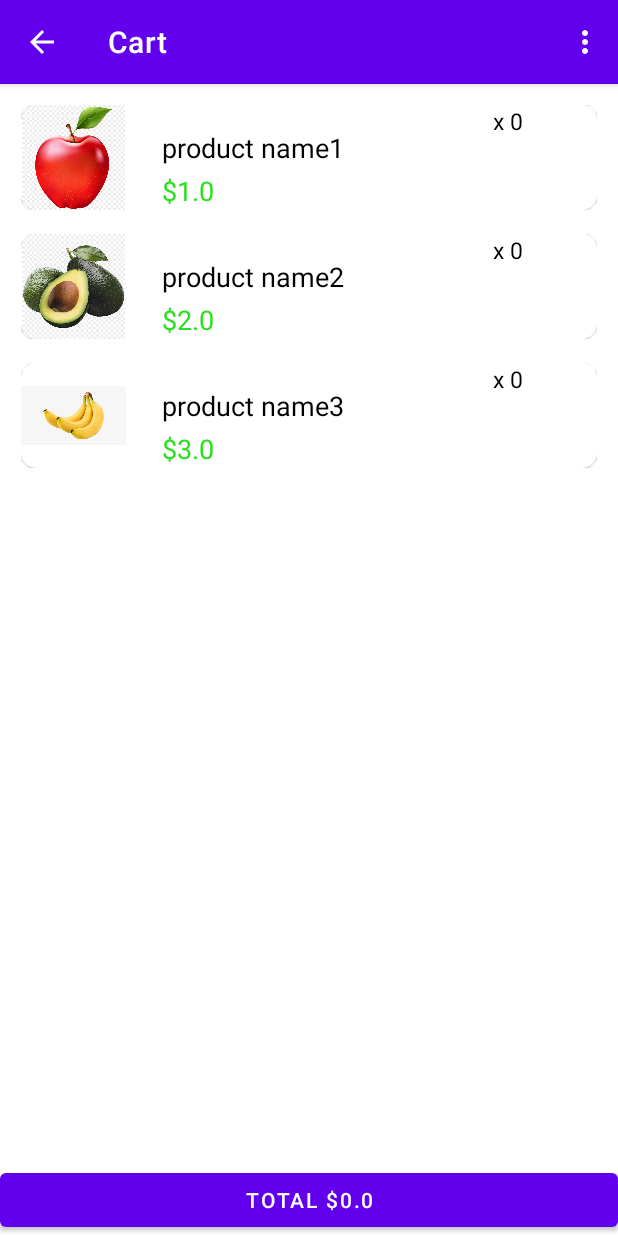
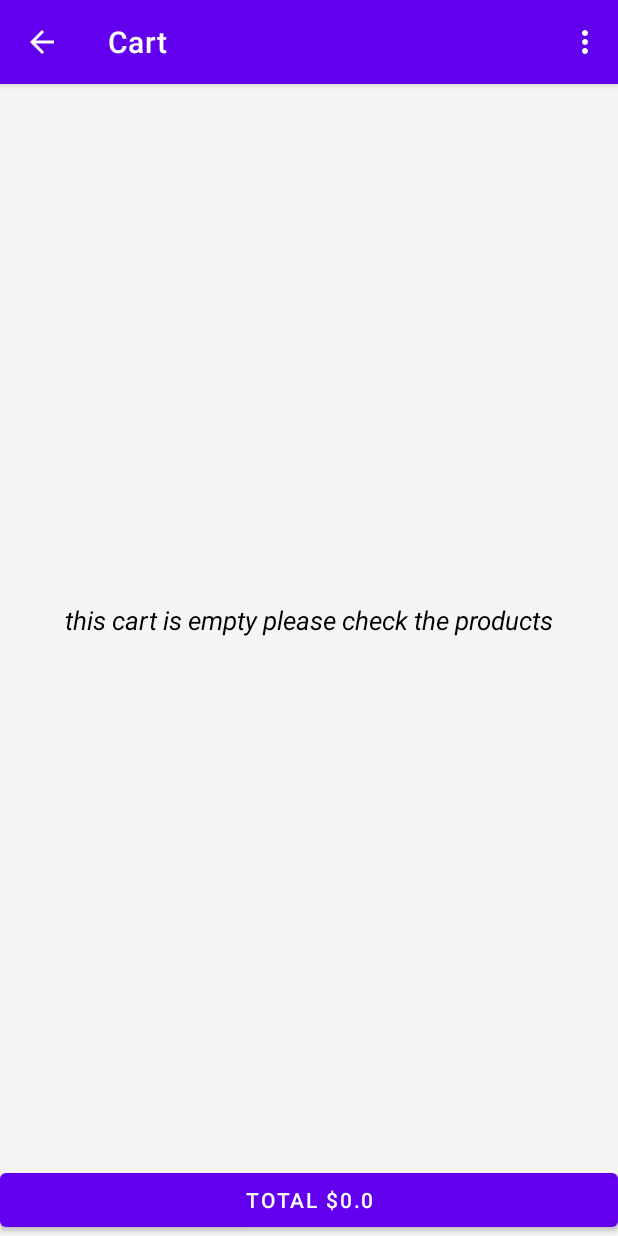
Before and after one commit to ibrahimabdellatif/instaCart, an Android app: the CartActivity screen opened directly, with no data from a screen before it, on a phone screen of 412 x 824 dp. Run offline under Robolectric (Android 15) with nearby library versions, the phone set to English and light mode, and no system bars; our stand-ins replace Room's generated code.

Commit message:
change background color of cart and show text message when cart is empty

```diff
--- a/app/src/main/java/com/example/instacart/CartActivity.java
+++ b/app/src/main/java/com/example/instacart/CartActivity.java
@@ -1,11 +1,13 @@
 package com.example.instacart;
 
 import android.os.Bundle;
+import android.util.Log;
 import android.view.Menu;
 import android.view.MenuInflater;
 import android.view.MenuItem;
 import android.view.View;
 import android.widget.Button;
+import android.widget.TextView;
 import android.widget.Toast;
 
 import androidx.annotation.NonNull;
@@ -28,6 +30,7 @@ public class CartActivity extends AppCompatActivity {
     private RecyclerView recyclerView;
     private RecyclerView.LayoutManager layoutManager;
     private CartAdapter adapter;
+    private TextView tvEmptyCart;
     private Button btnCheckout;
     private List<ProductItems> productList = new ArrayList<>();
     private ItemDetailsActivity detailsActivity = new ItemDetailsActivity();
@@ -43,7 +46,12 @@ public class CartActivity extends AppCompatActivity {
             @Override
             public void onChanged(List<ProductItems> productItems) {
                 adapter.setProductItem((ArrayList<ProductItems>) productItems);
-
+                if (productItems.size() == 0) {
+                    tvEmptyCart.setVisibility(View.VISIBLE);
+                } else {
+                    tvEmptyCart.setVisibility(View.GONE);
+                }
+                Log.d("recycler view cart", String.valueOf(productItems.size()));
             }
         });
 
@@ -58,6 +66,8 @@ public class CartActivity extends AppCompatActivity {
 
             }
         });
+        tvEmptyCart = findViewById(R.id.tv_empty_cart);
+
         setTitle("Cart");
         setRecyclerView();
         swipeToDelete();
@@ -72,6 +82,7 @@ public class CartActivity extends AppCompatActivity {
         layoutManager = new LinearLayoutManager(this);
         recyclerView.setLayoutManager(layoutManager);
         adapter = new CartAdapter((ArrayList<ProductItems>) productList);
+
         adapter.setOnItemClickLister(new CartAdapter.OnProductListener() {
             @Override
             public void onProductClick(ProductItems productItems) {
--- a/app/src/main/java/com/example/instacart/db/ItemDataBase.java
+++ b/app/src/main/java/com/example/instacart/db/ItemDataBase.java
@@ -10,7 +10,6 @@ import androidx.room.RoomDatabase;
 import androidx.sqlite.db.SupportSQLiteDatabase;
 
 import com.example.instacart.ProductItems;
-import com.example.instacart.R;
 
 @Database(entities = {ProductItems.class}, version = 1)
 public abstract class ItemDataBase extends RoomDatabase {
@@ -53,9 +52,9 @@ public abstract class ItemDataBase extends RoomDatabase {
         @Override
         protected Void doInBackground(Void... voids) {
             //this data just for testing
-            itemDao.insert(new ProductItems(R.drawable.apple, "product name1", 1, 0, 0));
-            itemDao.insert(new ProductItems(R.drawable.avocado, "product name2", 2, 0, 0));
-            itemDao.insert(new ProductItems(R.drawable.banana, "product name3", 3, 0, 0));
+//            itemDao.insert(new ProductItems(R.drawable.apple, "product name1", 1, 0, 0));
+//            itemDao.insert(new ProductItems(R.drawable.avocado, "product name2", 2, 0, 0));
+//            itemDao.insert(new ProductItems(R.drawable.banana, "product name3", 3, 0, 0));
             return null;
         }
     }
--- a/app/src/main/res/layout/activity_cart.xml
+++ b/app/src/main/res/layout/activity_cart.xml
@@ -4,6 +4,7 @@
     xmlns:tools="http://schemas.android.com/tools"
     android:layout_width="match_parent"
     android:layout_height="match_parent"
+    android:background="#F5F5F5"
     tools:context=".CartActivity">
 
 
@@ -16,6 +17,7 @@
         app:layout_constraintBottom_toTopOf="@+id/btn_checkout"
         app:layout_constraintTop_toTopOf="parent"
         tools:ignore="MissingConstraints"
+        tools:layout_editor_absoluteX="6dp"
         tools:listitem="@layout/cart_item" />
 
 
@@ -29,5 +31,20 @@
         app:layout_constraintStart_toStartOf="parent"
         tools:ignore="MissingConstraints" />
 
+    <TextView
+        android:id="@+id/tv_empty_cart"
+        android:layout_width="wrap_content"
+        android:layout_height="wrap_content"
+        android:gravity="center"
+        android:text="this cart is empty please check the products"
+        android:textColor="@color/black"
+        android:textSize="17sp"
+        android:textStyle="italic"
+        app:layout_constraintBottom_toBottomOf="@+id/rv_cart"
+        app:layout_constraintEnd_toEndOf="@+id/rv_cart"
+        app:layout_constraintStart_toStartOf="@+id/rv_cart"
+        app:layout_constraintTop_toTopOf="parent"
+        tools:ignore="MissingConstraints" />
+
 
 </androidx.constraintlayout.widget.ConstraintLayout>
```
